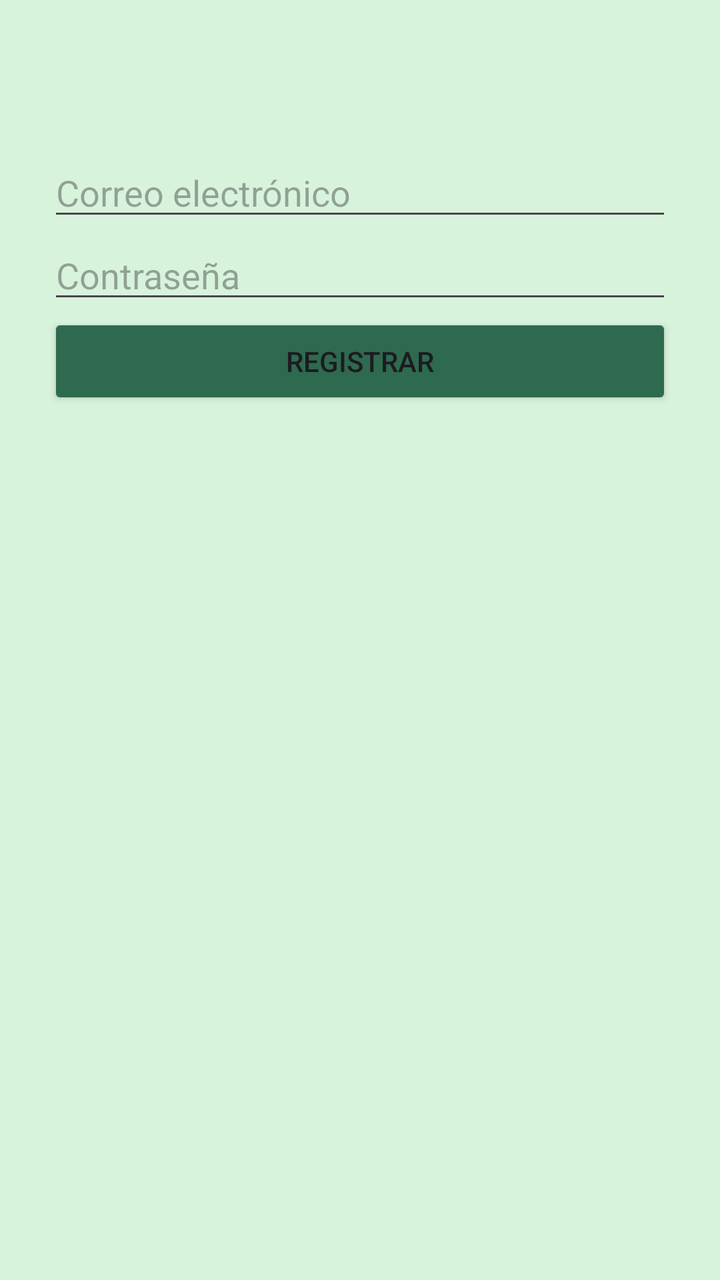
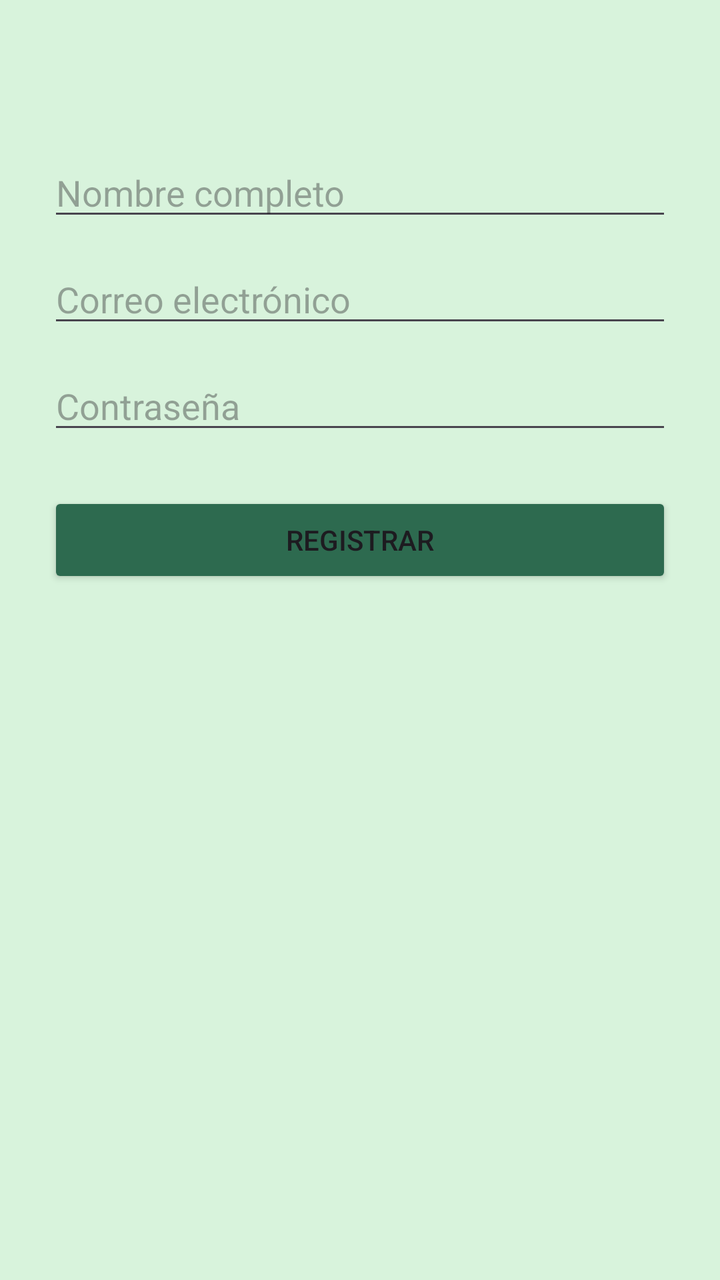

Two renders of the same Android screen: before a commit and after it. Below are the layout's source before the change and the commit's diff.
<!-- AndroidManifest.xml: application theme Theme.Plantifyapp -->
<!-- res/layout/activity_register.xml -->
<?xml version="1.0" encoding="utf-8"?>
<androidx.constraintlayout.widget.ConstraintLayout xmlns:android="http://schemas.android.com/apk/res/android"
    xmlns:app="http://schemas.android.com/apk/res-auto"
    xmlns:tools="http://schemas.android.com/tools"
    android:id="@+id/main"
    android:layout_width="match_parent"
    android:layout_height="match_parent"
    android:background="@color/green_surface"
    tools:context=".ui.RegisterActivity">

    <LinearLayout
        android:orientation="vertical"
        android:padding="24dp"
        android:layout_width="match_parent"
        android:layout_marginTop="50dp"
        android:layout_height="match_parent">

        <com.google.android.material.textfield.TextInputEditText
            android:id="@+id/etEmailRegister"
            android:hint="Correo electrónico"
            android:layout_width="match_parent"
            android:layout_height="wrap_content"/>

        <com.google.android.material.textfield.TextInputEditText
            android:id="@+id/etPasswordRegister"
            android:hint="Contraseña"
            android:inputType="textPassword"
            android:layout_width="match_parent"
            android:layout_height="wrap_content"/>

        <Button
            android:id="@+id/btnRegister"
            android:text="Registrar"
            android:layout_width="match_parent"
            android:backgroundTint="@color/green_primary"
            android:layout_height="wrap_content"/>
    </LinearLayout>


</androidx.constraintlayout.widget.ConstraintLayout>
<!-- resources referenced by this layout -->
<resources>
  <color name="green_primary">#2D6A4F</color>
  <color name="green_surface">#D8F3DC</color>
  <style name="Theme.Plantifyapp" parent="Base.Theme.Plantifyapp" />
  <style name="Base.Theme.Plantifyapp" parent="Theme.Material3.DayNight.NoActionBar">
          
          
      </style>
</resources>

<!-- the commit's change to res/layout/activity_register.xml (unified diff, before → after) -->
@@ -6,7 +6,7 @@
     android:layout_width="match_parent"
     android:layout_height="match_parent"
     android:background="@color/green_surface"
-    tools:context=".ui.RegisterActivity">
+    tools:context=".ui.register.RegisterActivity">
 
     <LinearLayout
         android:orientation="vertical"
@@ -16,17 +16,27 @@
         android:layout_height="match_parent">
 
         <com.google.android.material.textfield.TextInputEditText
+            android:id="@+id/etNombreRegister"
+            android:hint="Nombre completo"
+            android:layout_width="match_parent"
+            android:layout_height="wrap_content"
+            android:layout_marginBottom="12dp"/>
+
+        <com.google.android.material.textfield.TextInputEditText
             android:id="@+id/etEmailRegister"
             android:hint="Correo electrónico"
+            android:inputType="textEmailAddress"
             android:layout_width="match_parent"
-            android:layout_height="wrap_content"/>
+            android:layout_height="wrap_content"
+            android:layout_marginBottom="12dp"/>
 
         <com.google.android.material.textfield.TextInputEditText
             android:id="@+id/etPasswordRegister"
             android:hint="Contraseña"
             android:inputType="textPassword"
             android:layout_width="match_parent"
-            android:layout_height="wrap_content"/>
+            android:layout_height="wrap_content"
+            android:layout_marginBottom="24dp"/>
 
         <Button
             android:id="@+id/btnRegister"
@@ -34,7 +44,7 @@
             android:layout_width="match_parent"
             android:backgroundTint="@color/green_primary"
             android:layout_height="wrap_content"/>
+
     </LinearLayout>
 
-
 </androidx.constraintlayout.widget.ConstraintLayout>
